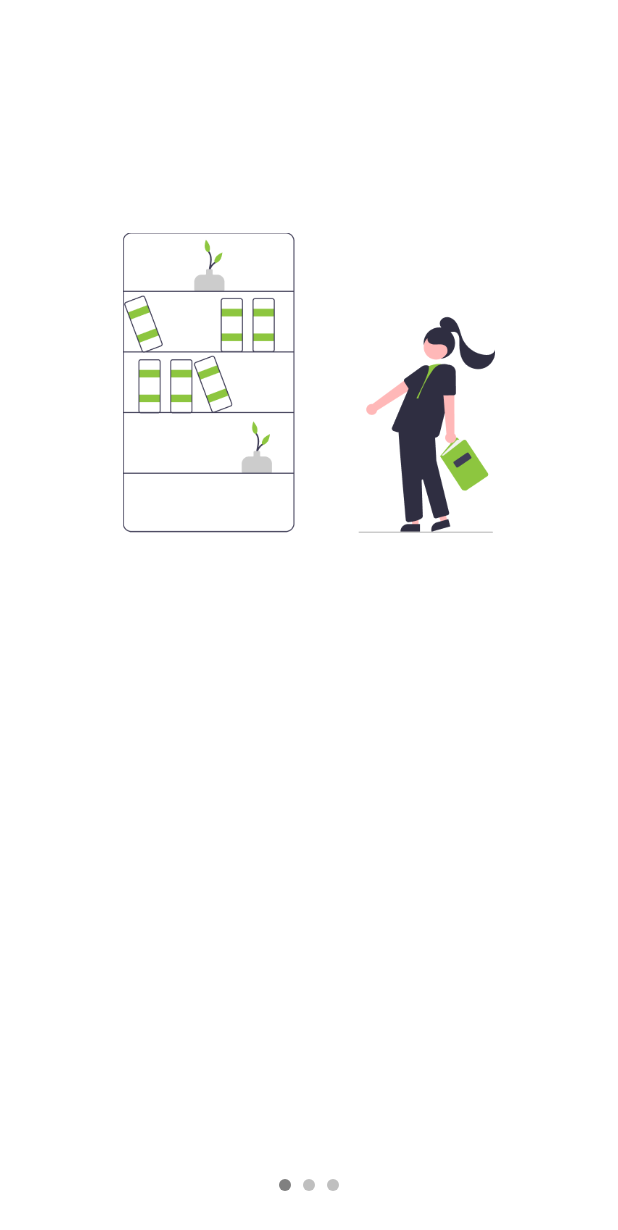
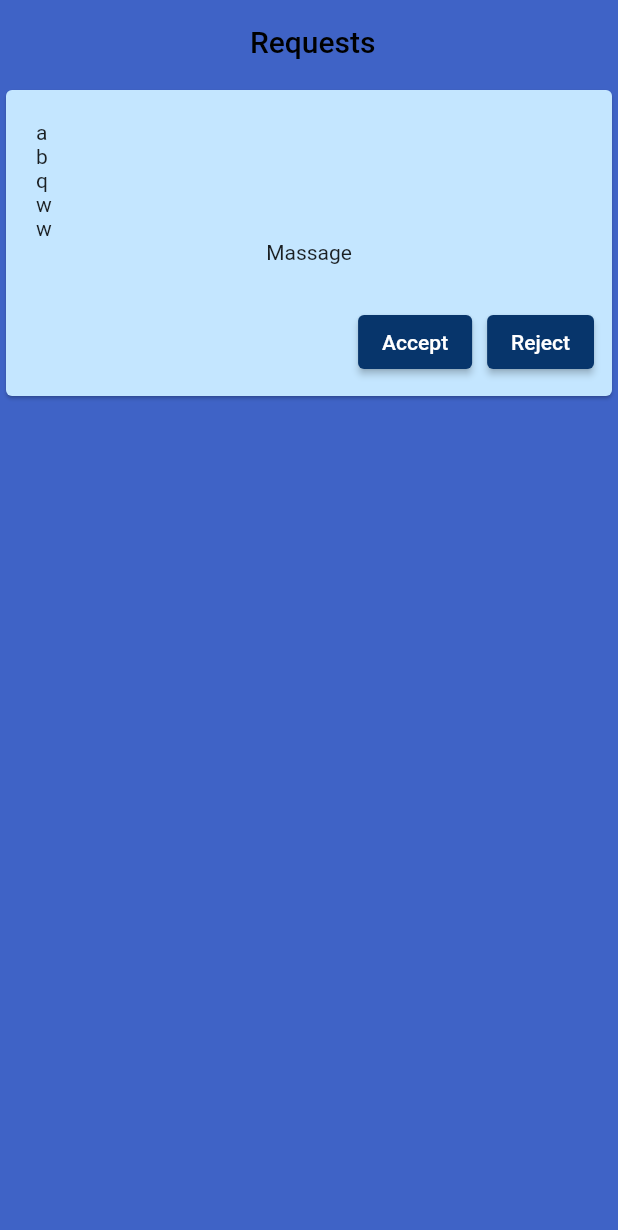
Before and after one commit to demeshFernando/NLIB_NSBM_Library_Assistant, a Flutter app: the screen it shows after launch, on a phone screen of 412 x 824 dp. Shown: the top 1230 px of the screen. Run offline on Flutter 3.47's test engine with Material 2 defaults, Android fonts, the light colour scheme and no system bars; drawn by our look-alikes of intro_slider; our stand-ins replace google_fonts, hexcolor, wakelock; missing offline and left inert: dart:ffi.

Commit message:
name_list_fixed

```diff
--- a/lib/main.dart
+++ b/lib/main.dart
@@ -1,5 +1,7 @@
 import 'package:flutter/material.dart';
-import 'package:study_room/pages/intro.dart';
+
+import 'package:study_room/pages/request_handle_book.dart';
+import 'package:study_room/pages/request_handle_hall.dart';
 import 'package:study_room/pages/user_details.dart';
 import 'package:wakelock/wakelock.dart';
 import 'package:flutter/cupertino.dart';
@@ -23,7 +25,7 @@ class _MyAppState extends State<MyApp> {
     return MaterialApp(
 
       debugShowCheckedModeBanner: false,
-      home: IntroScreen(),
+      home: requestHandleHall(),
     );
   }
 }
--- a/lib/pages/intro.dart
+++ /dev/null
@@ -1,61 +0,0 @@
-import 'package:flutter/material.dart';
-import 'package:hexcolor/hexcolor.dart';
-import 'package:intro_slider/intro_slider.dart';
-import 'package:intro_slider/slide_object.dart';
-
-class IntroScreen extends StatefulWidget {
-  @override
-  _IntroScreenState createState() => _IntroScreenState();
-}
-
-class _IntroScreenState extends State<IntroScreen> {
-  List<Slide> slides = [];
-
-  @override
-  void initState() {
-    super.initState();
-
-
-    slides.add(
-      Slide(
-        title: "Slide 1",
-        description: "This is the first slide description.",
-        pathImage: "assets/flash1.png",
-        backgroundColor: HexColor('#FFFFFF'),
-      ),
-    );
-
-    slides.add(
-      Slide(
-        title: "Slide 2",
-        description: "This is the second slide description.",
-        pathImage: "assets/flash2.png",
-        backgroundColor: HexColor('#F2F2F2'),
-      ),
-    );
-
-    slides.add(
-      Slide(
-        title: "Slide 3",
-        description: "This is the third slide description.",
-        pathImage: "assets/flash3.png",
-        backgroundColor: HexColor('#FFFFFF'),
-      ),
-    );
-  }
-
-  void onDonePress() {
-  }
-
-  @override
-  Widget build(BuildContext context) {
-    return IntroSlider(
-      showNextBtn:false,
-      showPrevBtn: false,
-      slides: slides,
-      onDonePress: onDonePress,
-
-
-    );
-  }
-}
--- /dev/null
+++ b/lib/pages/request_handle_hall.dart
@@ -0,0 +1,150 @@
+import 'dart:ffi';
+
+import 'package:flutter/material.dart';
+import 'package:google_fonts/google_fonts.dart';
+import 'package:hexcolor/hexcolor.dart';
+
+class requestHandleHall extends StatefulWidget {
+  const requestHandleHall({super.key});
+
+  @override
+  State<requestHandleHall> createState() => _requestHandleHallState();
+}
+
+class _requestHandleHallState extends State<requestHandleHall> {
+  @override
+  Widget build(BuildContext context) {
+    return Scaffold(
+      backgroundColor: HexColor("#3F63C6"),
+      appBar: AppBar(
+        elevation: 0,
+        centerTitle: true,
+        backgroundColor: Colors.transparent,
+        title: Text(
+          " Requests",
+          style: GoogleFonts.roboto(color: Colors.black),
+        ),
+      ),
+      body: ListView.builder(
+        itemCount:
+            1, // replaces with the amount of requests in the DB - getList.length
+        itemBuilder: (context, index) {
+          return Card(
+            // shadowColor: Colors.black,
+            color: HexColor("#c4e6ff"),
+            child: Padding(
+              padding: const EdgeInsets.all(12.0),
+              child: Column(
+                crossAxisAlignment: CrossAxisAlignment.start,
+                // mainAxisAlignment: MainAxisAlignment.start,
+                children: <Widget>[
+                  const Padding(
+                    padding: EdgeInsets.all(8.0),
+                    child: Column(
+                      children: [
+                        Column(
+                          children: [
+                            ListVNames()
+                            // Text(
+                            //   msg(index + 1),
+                            //   style: GoogleFonts.roboto(fontSize: 17),
+                            // ),
+                            // Text('data'),
+                          ],
+                        ),
+                        Text('Massage')
+                      ],
+                    ),
+                  ),
+                  const SizedBox(height: 20),
+                  Row(
+                    mainAxisAlignment: MainAxisAlignment.end,
+                    crossAxisAlignment: CrossAxisAlignment.end,
+                    children: <Widget>[
+                      ElevatedButton(
+                        onPressed: () {},
+                        style: ElevatedButton.styleFrom(
+                          backgroundColor: HexColor("#07356B"),
+                          // foregroundColor: HexColor("#356B07")
+                        ),
+                        child: const Text('Accept'),
+                      ),
+                      const SizedBox(
+                        width: 10,
+                      ),
+                      ElevatedButton(
+                        onPressed: () {},
+                        style: ElevatedButton.styleFrom(
+                          backgroundColor: HexColor("#07356B"),
+                          // foregroundColor: HexColor("#356B07")
+                        ),
+                        child: const Text('Reject'),
+                      ),
+                    ],
+                  ),
+                ],
+              ),
+            ),
+          );
+        },
+      ),
+    );
+  }
+}
+
+// Text msg() {
+//   List<String> names = ["s", "a", "l"];
+//   int x;
+//   for (x = 0; x < names.length; x++) {
+//      ListView.builder(itemBuilder: (context, index)){
+//        // return {Text(names[x-1]) , Text};
+//      // }
+//
+//
+//   }
+//   return const Text("Massage");
+// }
+
+// Text ListVNames
+// ListView.builder(
+// itemCount: 5,
+// itemBuilder: (BuildContext context, int index) {
+// return ListTile(
+// leading: const Icon(Icons.list),
+// trailing: const Text(
+// "GFG",
+// style: TextStyle(color: Colors.green, fontSize: 15),
+// ),
+// title: Text("List item $index"));
+// }),
+
+class ListVNames extends StatefulWidget {
+  const ListVNames({super.key});
+
+
+  @override
+  State<ListVNames> createState() => _ListVNamesState();
+
+}
+
+class _ListVNamesState extends State<ListVNames> {
+
+  // List<String> names = {"a", "b" , "b" ,"",""};
+
+  @override
+  Widget build(BuildContext context) {
+    List<String> names = ["a" ,"b","q","w","w"] ;
+
+    return ListView.builder(
+        scrollDirection: Axis.vertical,
+        shrinkWrap: true,
+        itemCount: 5 ,
+        itemBuilder:(BuildContext context, int index ){
+          return Text(
+            //method for getting name
+                names[index]
+          );
+
+    });
+  }
+}
--- a/lib/pages/user_details.dart
+++ b/lib/pages/user_details.dart
@@ -69,7 +69,6 @@ class _UpdateUserState extends State<UpdateUser> {
                 children: [
                   ElevatedButton(onPressed: () {}
                   , child: Text('update'))
-
                 ],
               )
             ],
--- a/pubspec.yaml
+++ b/pubspec.yaml
@@ -38,7 +38,8 @@ dependencies:
   google_fonts: ^5.1.0
   wakelock: ^0.6.2
   hexcolor: ^3.0.1
-  intro_slider: ^2.4.0
+
+
 
 
 dev_dependencies:
```
Also changed, not shown: lib/pages/request_handle_book.dart (added, +72 -0 lines), pubspec.lock, 2 other files.
